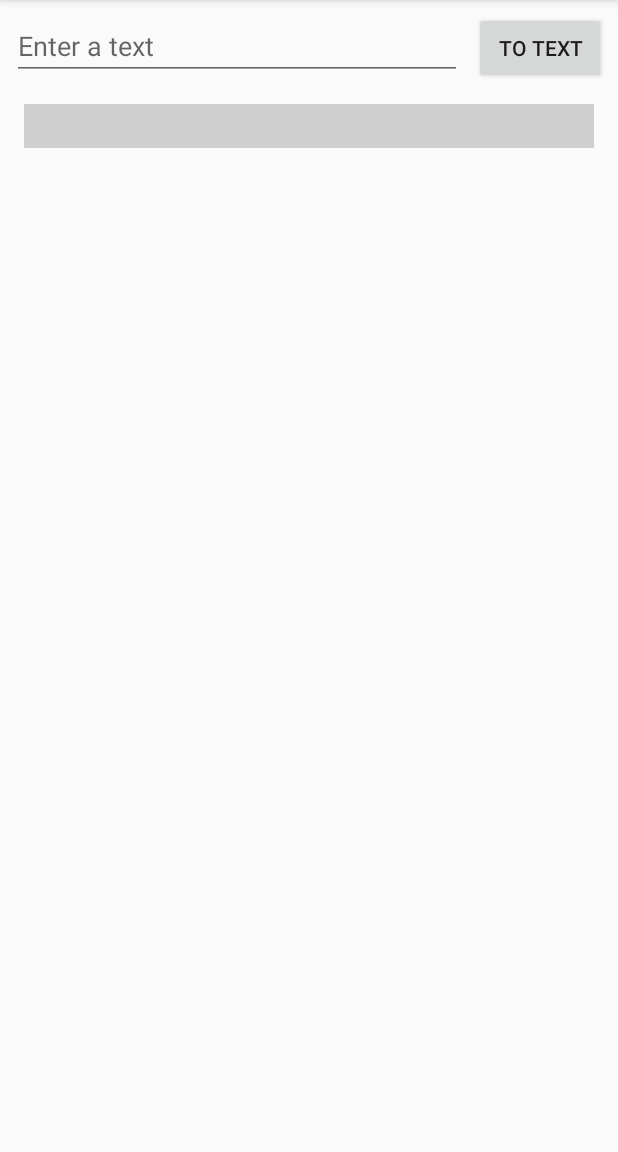
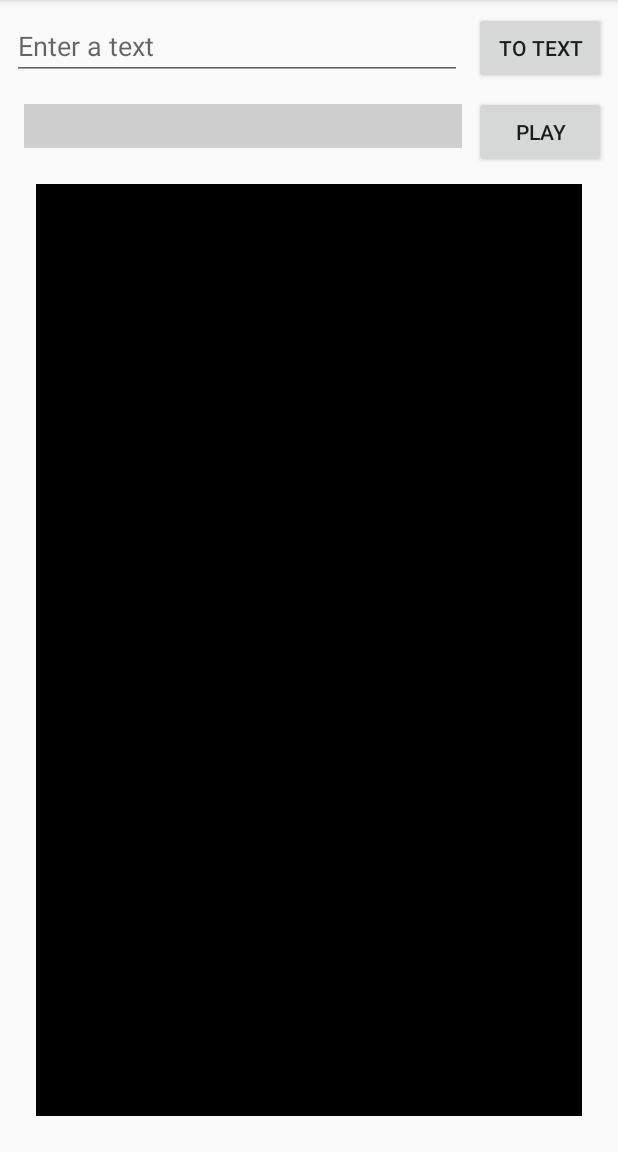
Before and after one commit to Loic-Dumas/MorseApp, an Android app: the screen it shows after launch (MainActivity), after a tap on "TO MORSE", on a phone screen of 412 x 824 dp, the part 84-1236 px from its top. Run offline under Robolectric (Android 15) with nearby library versions, the phone set to English and light mode, and no system bars.

Commit message:
[TASK][NOT WORKING] Add Player to blink the MainActivity.

```diff
--- a/app/src/main/java/com/loic/morseapp/MainActivity.kt
+++ b/app/src/main/java/com/loic/morseapp/MainActivity.kt
@@ -1,18 +1,22 @@
 package com.loic.morseapp
 
 import android.os.Bundle
+import android.support.v4.content.ContextCompat
 import android.support.v7.app.AppCompatActivity
 import android.text.Editable
 import android.text.TextWatcher
 import android.widget.Toast
 import com.loic.morseapp.morseconverter.MorseConverter
+import com.loic.morseapp.player.PlayerController
+import com.loic.morseapp.player.PlayerListener
 import kotlinx.android.synthetic.main.activity_main.*
 
 
-class MainActivity : AppCompatActivity() {
+class MainActivity : AppCompatActivity(), PlayerListener {
 
     private val morseConverter = MorseConverter()
     private var stringToMorse = true
+    val _player = PlayerController()
 
     override fun onCreate(savedInstanceState: Bundle?) {
         super.onCreate(savedInstanceState)
@@ -24,10 +28,24 @@ class MainActivity : AppCompatActivity() {
             setButtonText()
             etTextToConvert.setText(tvTextResult.text.toString())
             etTextToConvert.setSelection(etTextToConvert.length())
+
+            etTextToConvert.inputType
         }
 
         etTextToConvert.addTextChangedListener(autoTranslate)
 
+
+        _player.addListener(this)
+        btPlay.setOnClickListener {
+
+            _player.play(tvTextResult.text.toString())
+        }
+
+    }
+
+    override fun onDestroy() {
+        super.onDestroy()
+        _player.removeAllListener()
     }
 
     private val autoTranslate = object : TextWatcher {
@@ -52,8 +70,22 @@ class MainActivity : AppCompatActivity() {
     }
 
     private fun setButtonText() {
-        if (stringToMorse) btConvertMode.text = getString(R.string.toMorse)
-        else btConvertMode.text = getString(R.string.toString)
+        if (stringToMorse) {
+            btConvertMode.text = getString(R.string.toMorse)
+            switchOn()
+        } else {
+            btConvertMode.text = getString(R.string.toString)
+            switchOff()
+        }
+    }
+
+
+    override fun switchOn() {
+        viewOutput.setBackgroundColor(ContextCompat.getColor(this, R.color.whiteColor))
+    }
+
+    override fun switchOff() {
+        viewOutput.setBackgroundColor(ContextCompat.getColor(this, R.color.blackColor))
     }
 
 }
--- /dev/null
+++ b/app/src/main/java/com/loic/morseapp/player/PlayerListener.kt
@@ -0,0 +1,9 @@
+package com.loic.morseapp.player
+
+/**
+ * Created by loic.dumas on 19/01/2018.
+ */
+interface PlayerListener {
+    fun switchOn()
+    fun switchOff()
+}
--- a/app/src/main/res/layout/activity_main.xml
+++ b/app/src/main/res/layout/activity_main.xml
@@ -10,15 +10,16 @@
         android:id="@+id/tvTextResult"
         android:layout_width="0dp"
         android:layout_height="wrap_content"
-        android:layout_marginEnd="16dp"
+        android:layout_marginEnd="8dp"
         android:layout_marginStart="16dp"
         android:layout_marginTop="16dp"
+        android:background="@color/backgroundColor"
         android:textAppearance="@style/TextAppearance.AppCompat.Large"
         android:textIsSelectable="true"
-        app:layout_constraintEnd_toEndOf="parent"
+        app:layout_constraintEnd_toStartOf="@+id/btPlay"
         app:layout_constraintStart_toStartOf="parent"
         app:layout_constraintTop_toBottomOf="@+id/etTextToConvert"
-        android:background="@color/backgroundColor" />
+        />
 
     <EditText
         android:id="@+id/etTextToConvert"
@@ -45,4 +46,28 @@
         app:layout_constraintTop_toTopOf="parent"
         android:layout_marginRight="8dp" />
 
+    <View
+        android:id="@+id/viewOutput"
+        android:layout_width="0dp"
+        android:layout_height="0dp"
+        android:layout_marginBottom="24dp"
+        android:layout_marginEnd="24dp"
+        android:layout_marginStart="24dp"
+        android:layout_marginTop="24dp"
+        android:background="@color/blackColor"
+        app:layout_constraintBottom_toBottomOf="parent"
+        app:layout_constraintEnd_toEndOf="parent"
+        app:layout_constraintStart_toStartOf="parent"
+        app:layout_constraintTop_toBottomOf="@+id/tvTextResult"/>
+
+    <Button
+        android:id="@+id/btPlay"
+        android:layout_width="wrap_content"
+        android:layout_height="wrap_content"
+        android:layout_marginEnd="8dp"
+        android:layout_marginTop="8dp"
+        android:text="Play"
+        app:layout_constraintEnd_toEndOf="parent"
+        app:layout_constraintTop_toBottomOf="@+id/btConvertMode"/>
+
 </android.support.constraint.ConstraintLayout>
--- a/app/src/main/res/values/colors.xml
+++ b/app/src/main/res/values/colors.xml
@@ -5,4 +5,7 @@
     <color name="colorAccent">#40FF81</color>
 
     <color name="backgroundColor">#97b1b1b1</color>
+
+    <color name="blackColor">#000</color>
+    <color name="whiteColor">#FFF</color>
 </resources>
```
Also changed, not shown: app/src/main/java/com/loic/morseapp/player/PlayerController.kt (added, +86 -0 lines).
